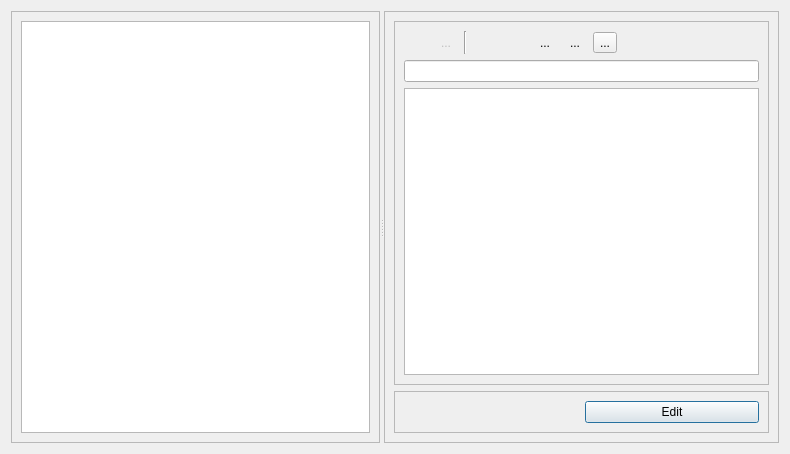
Before: the Qt Designer form src/ui/noteseditor.ui in metaxy/openBibleViewer, drawn with Qt 5.
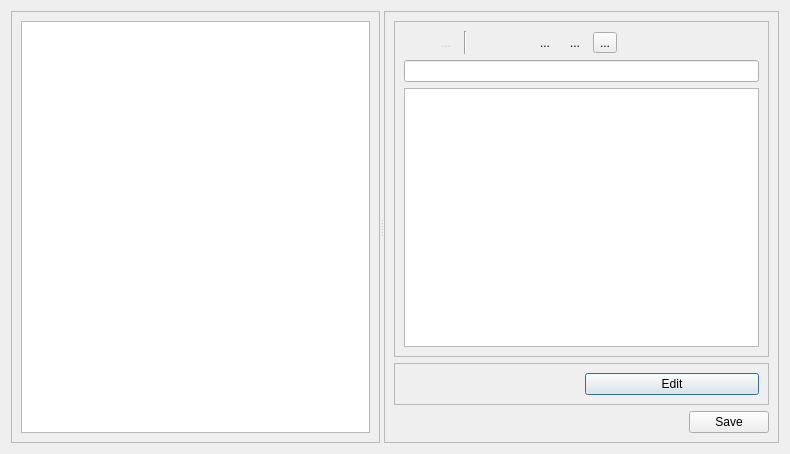
After: the same form once the commit is applied. Icons and pictures are not drawn.

What changed in the file:
```diff
--- a/src/ui/noteseditor.ui
+++ b/src/ui/noteseditor.ui
@@ -230,6 +230,34 @@
          </layout>
         </widget>
        </item>
+       <item>
+        <layout class="QHBoxLayout" name="horizontalLayout_3">
+         <item>
+          <spacer name="horizontalSpacer_2">
+           <property name="orientation">
+            <enum>Qt::Horizontal</enum>
+           </property>
+           <property name="sizeHint" stdset="0">
+            <size>
+             <width>40</width>
+             <height>20</height>
+            </size>
+           </property>
+          </spacer>
+         </item>
+         <item>
+          <widget class="QPushButton" name="pushButton_note_save">
+           <property name="text">
+            <string>Save</string>
+           </property>
+           <property name="icon">
+            <iconset resource="../icons.qrc">
+             <normaloff>:/icons/16x16/document-save.png</normaloff>:/icons/16x16/document-save.png</iconset>
+           </property>
+          </widget>
+         </item>
+        </layout>
+       </item>
       </layout>
      </widget>
     </widget>
```
